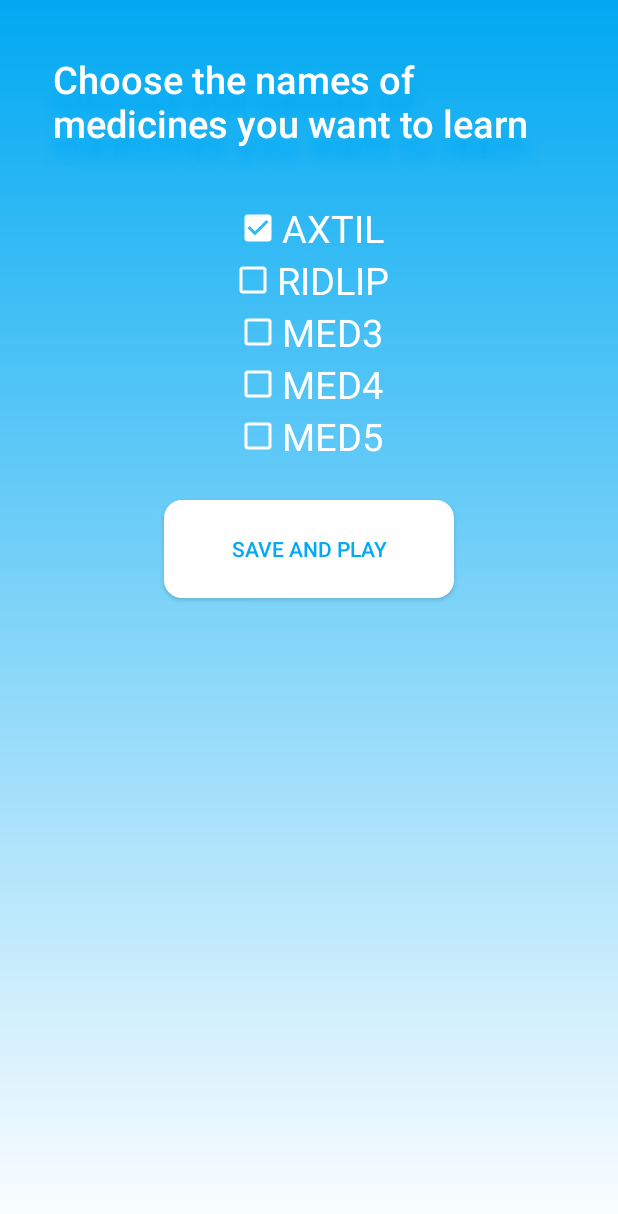
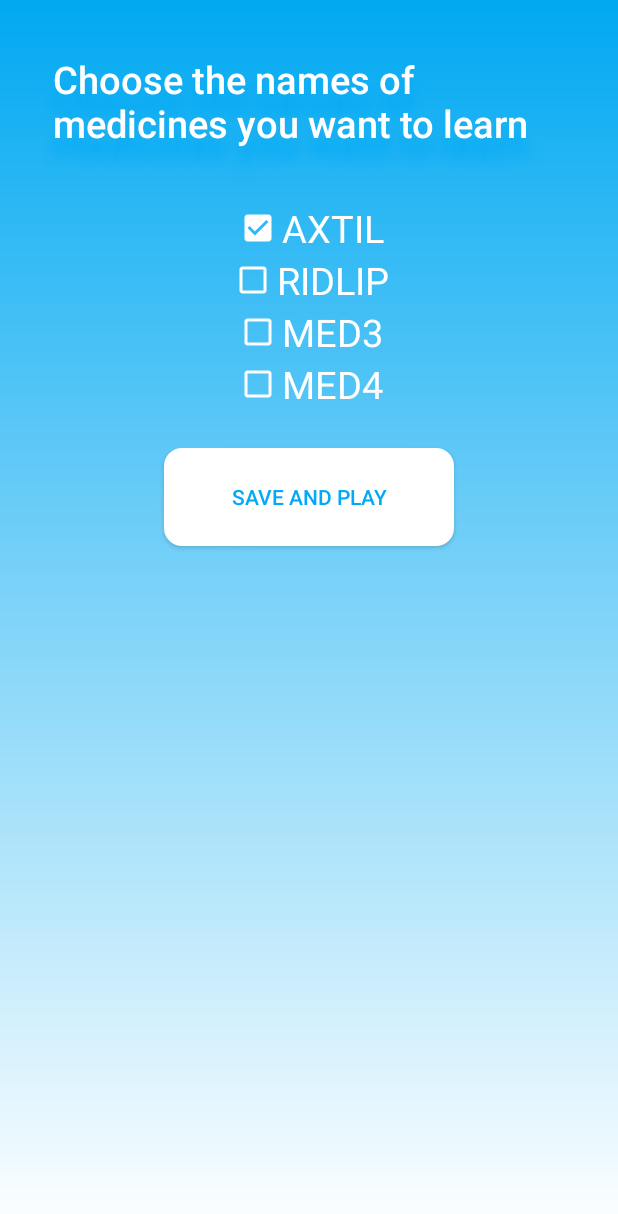
Before and after one commit to AgataPolejowska/MediMatch, an Android app: the SettingsActivity screen opened directly, with no data from a screen before it, on a phone screen of 412 x 824 dp. Shown: the top 1214 px of the screen. Run offline under Robolectric (Android 15) with nearby library versions, the phone set to English and light mode, and no system bars.

Commit message:
Made changes

```diff
--- a/app/src/main/java/com/i/medimatch/SettingsActivity.java
+++ b/app/src/main/java/com/i/medimatch/SettingsActivity.java
@@ -26,25 +26,25 @@ public class SettingsActivity extends AppCompatActivity {
         CheckBox med2 = findViewById(R.id.med2);
         CheckBox med3 = findViewById(R.id.med3);
         CheckBox med4 = findViewById(R.id.med4);
-        CheckBox med5 = findViewById(R.id.med5);
+
 
         medNames.add(new MedicationCard("AXTIL", true));
         medNames.add(new MedicationCard("RIDLIP", false));
         medNames.add(new MedicationCard("MED3", false));
         medNames.add(new MedicationCard("MED4", false));
-        medNames.add(new MedicationCard("MED5", false));
+
 
         med1.setText((medNames.get(0)).getName());
         med2.setText((medNames.get(1)).getName());
         med3.setText((medNames.get(2)).getName());
         med4.setText((medNames.get(3)).getName());
-        med5.setText((medNames.get(4)).getName());
+
 
         med1.setChecked((medNames.get(0)).isChecked());
         med2.setChecked(medNames.get(1).isChecked());
         med3.setChecked(medNames.get(2).isChecked());
         med4.setChecked(medNames.get(3).isChecked());
-        med5.setChecked(medNames.get(4).isChecked());
+
     }
 
 
@@ -55,13 +55,13 @@ public class SettingsActivity extends AppCompatActivity {
         CheckBox med2 = findViewById(R.id.med2);
         CheckBox med3 = findViewById(R.id.med3);
         CheckBox med4 = findViewById(R.id.med4);
-        CheckBox med5 = findViewById(R.id.med5);
+
 
         if (med1.isChecked()) { medCheckedNames.add(new MedicationCard ("AXTIL", true)); }
         if (med2.isChecked()) { medCheckedNames.add(new MedicationCard ("MED2", true)); }
         if (med3.isChecked()) { medCheckedNames.add(new MedicationCard ("MED3", true)); }
         if (med4.isChecked()) { medCheckedNames.add(new MedicationCard ("MED4", true)); }
-        if (med5.isChecked()) { medCheckedNames.add(new MedicationCard ("MED5", true)); }
+
 
         // Testing
         StringBuilder builder = new StringBuilder();
--- a/app/src/main/res/layout/activity_settings.xml
+++ b/app/src/main/res/layout/activity_settings.xml
@@ -68,22 +68,11 @@
         android:textSize="25dp"
         android:buttonTint="@android:color/white"/>
 
-    <CheckBox
-        android:id="@+id/med5"
-        android:layout_width="wrap_content"
-        android:layout_height="wrap_content"
-        android:layout_centerHorizontal="true"
-        android:text="CheckBox"
-        android:layout_below="@id/med4"
-        android:textColor="#FFFFFF"
-        android:textSize="25dp"
-        android:buttonTint="@android:color/white"/>
-
     <Button
         android:id="@+id/buttonSetStart"
         android:layout_width="193dp"
         android:layout_height="65dp"
-        android:layout_below="@id/med5"
+        android:layout_below="@id/med4"
         android:layout_centerHorizontal="true"
         android:layout_marginTop="25dp"
         android:background="@drawable/design_button"
```
